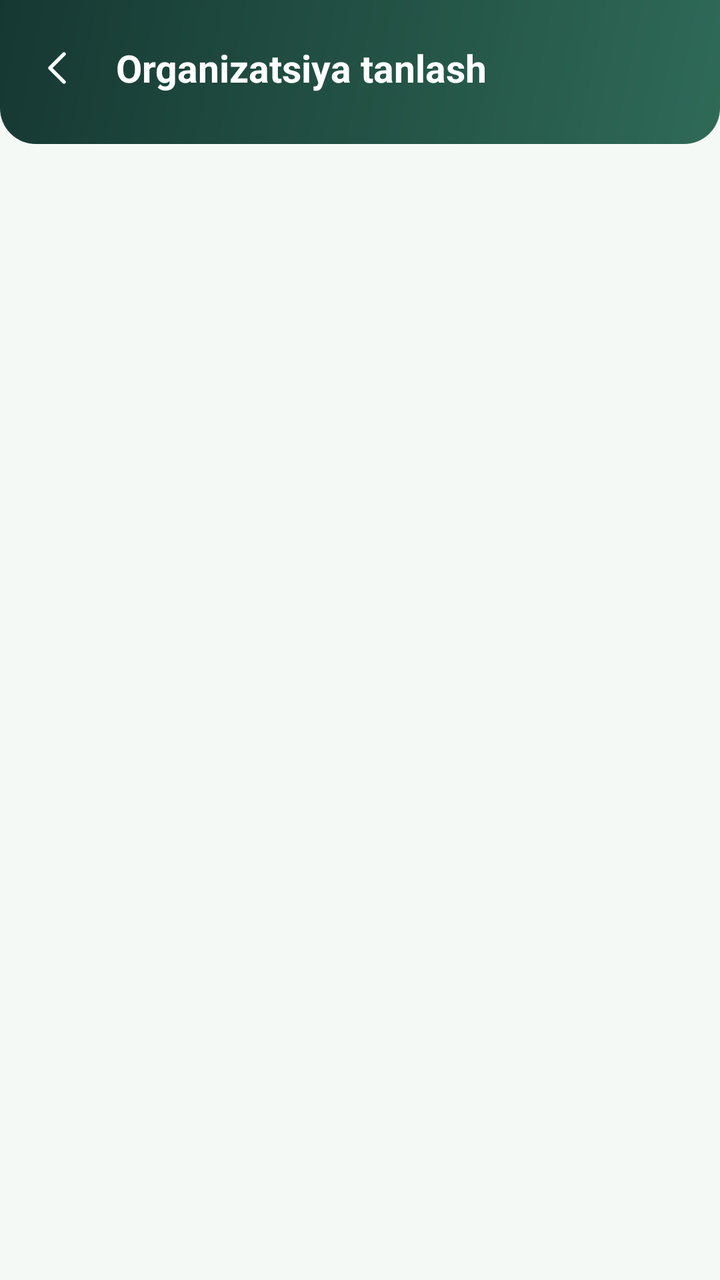
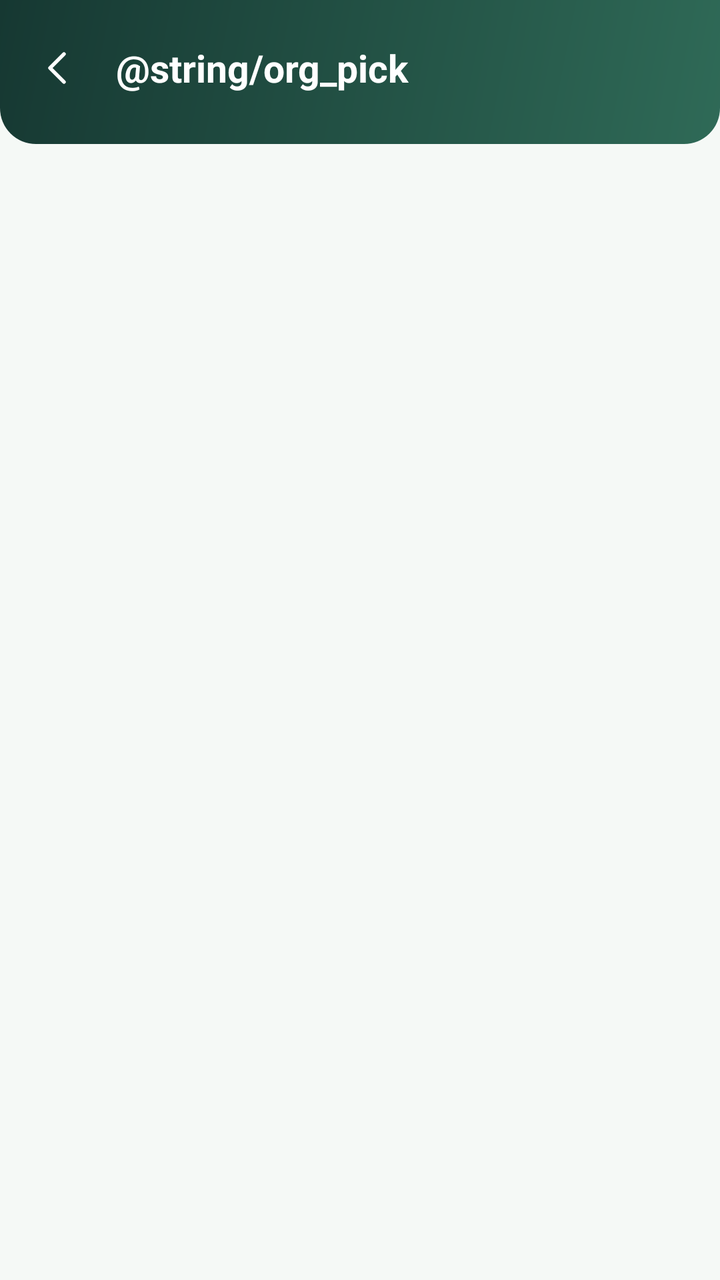

Before-and-after screenshots of an Android layout around one commit, followed by the original layout XML and the change that was made.
<!-- AndroidManifest.xml: application theme Theme.SevimliTZD -->
<!-- res/layout/activity_org_picker.xml -->
<?xml version="1.0" encoding="utf-8"?>
<LinearLayout xmlns:android="http://schemas.android.com/apk/res/android"
    xmlns:app="http://schemas.android.com/apk/res-auto"
    android:layout_width="match_parent"
    android:layout_height="match_parent"
    android:orientation="vertical"
    android:background="@color/bg_light">

    <LinearLayout
        android:layout_width="match_parent"
        android:layout_height="wrap_content"
        android:orientation="horizontal"
        android:gravity="center_vertical"
        android:background="@drawable/bg_header"
        android:paddingStart="6dp"
        android:paddingEnd="8dp"
        android:paddingTop="10dp"
        android:paddingBottom="14dp">

        <ImageView
            android:id="@+id/btnBack"
            android:layout_width="48dp"
            android:layout_height="48dp"
            android:padding="12dp"
            android:src="@drawable/j_ic_back"
            app:tint="@color/white"
            android:background="?attr/selectableItemBackgroundBorderless"
            android:contentDescription="Orqaga" />

        <LinearLayout
            android:layout_width="0dp"
            android:layout_height="wrap_content"
            android:layout_weight="1"
            android:layout_marginStart="4dp"
            android:orientation="vertical">

            <TextView
                style="@style/J.HeadTitle"
                android:text="Organizatsiya tanlash" />
        </LinearLayout>

    </LinearLayout>

    <ProgressBar
        android:id="@+id/loading"
        android:layout_width="30dp"
        android:layout_height="30dp"
        android:layout_gravity="center_horizontal"
        android:layout_margin="12dp"
        android:indeterminateTint="@color/brand"
        android:visibility="gone" />

    <ScrollView
        android:layout_width="match_parent"
        android:layout_height="0dp"
        android:layout_weight="1"
        android:overScrollMode="never">

        <LinearLayout
            android:id="@+id/list"
            android:layout_width="match_parent"
            android:layout_height="wrap_content"
            android:orientation="vertical"
            android:paddingStart="14dp"
            android:paddingEnd="14dp"
            android:paddingBottom="14dp" />
    </ScrollView>
</LinearLayout>
<!-- resources referenced by this layout -->
<resources>
  <color name="bg_light">#F5F9F6</color>
  <color name="brand">#235347</color>
  <color name="white">#FFFFFF</color>
  <!-- drawable bg_header (drawable) -->
  <?xml version="1.0" encoding="utf-8"?>
  <shape xmlns:android="http://schemas.android.com/apk/res/android"
      android:shape="rectangle">
      <gradient
          android:angle="135"
          android:startColor="@color/brand_soft"
          android:endColor="@color/brand_dark" />
      <corners
          android:bottomLeftRadius="18dp"
          android:bottomRightRadius="18dp" />
  </shape>
  <!-- drawable j_ic_back (drawable) -->
  <vector xmlns:android="http://schemas.android.com/apk/res/android"
      android:width="24dp" android:height="24dp"
      android:viewportWidth="24" android:viewportHeight="24"
      android:tint="@color/brand">
      <path android:pathData="M14,5 L7,12 L14,19" android:strokeColor="#FF000000" android:strokeWidth="1.8" android:strokeLineCap="round" android:strokeLineJoin="round" android:fillColor="#00000000"/>
  </vector>
  <style name="J.HeadTitle" parent="">
          <item name="android:layout_width">wrap_content</item>
          <item name="android:layout_height">wrap_content</item>
          <item name="android:textSize">19sp</item>
          <item name="android:textStyle">bold</item>
          <item name="android:textColor">@color/white</item>
      </style>
  <style name="Theme.SevimliTZD" parent="Theme.Material3.Light.NoActionBar">
          <item name="colorPrimary">@color/brand</item>
          <item name="colorOnPrimary">@color/white</item>
          <item name="android:statusBarColor">@color/brand_dark</item>
          <item name="android:windowBackground">@color/bg_light</item>
          
          <item name="android:alertDialogTheme">@style/JamlovDialog</item>
      </style>
  <color name="brand_soft">#2F6A57</color>
  <color name="brand_dark">#163832</color>
  <style name="JamlovDialog" parent="android:Theme.Material.Light.Dialog.Alert">
          <item name="android:windowBackground">@drawable/j_dialog_bg</item>
          <item name="android:colorAccent">@color/brand</item>
          <item name="android:textColorPrimary">@color/text_dark</item>
          <item name="android:textColorSecondary">@color/text_dark</item>
          <item name="android:windowTitleStyle">@style/JamlovDialogTitle</item>
          <item name="android:buttonBarPositiveButtonStyle">@style/JamlovDialogBtn</item>
          <item name="android:buttonBarNegativeButtonStyle">@style/JamlovDialogBtn</item>
          <item name="android:buttonBarNeutralButtonStyle">@style/JamlovDialogBtn</item>
          
          <item name="android:windowMinWidthMajor">88%</item>
          <item name="android:windowMinWidthMinor">92%</item>
      </style>
  <!-- drawable j_dialog_bg (drawable) -->
  <?xml version="1.0" encoding="utf-8"?>
  <shape xmlns:android="http://schemas.android.com/apk/res/android" android:shape="rectangle">
      <solid android:color="@color/white"/>
      <corners android:radius="20dp"/>
  </shape>
  <color name="text_dark">#051F20</color>
  <style name="JamlovDialogTitle" parent="android:TextAppearance.Material.DialogWindowTitle">
          <item name="android:textSize">19sp</item>
          <item name="android:textStyle">bold</item>
          <item name="android:textColor">@color/text_dark</item>
      </style>
  <style name="JamlovDialogBtn" parent="android:Widget.Material.Button.Borderless.Colored">
          <item name="android:textColor">@color/brand</item>
          <item name="android:textSize">16sp</item>
          <item name="android:textStyle">bold</item>
          <item name="android:textAllCaps">false</item>
          <item name="android:minHeight">52dp</item>
          <item name="android:minWidth">92dp</item>
      </style>
</resources>

<!-- the commit's change to res/layout/activity_org_picker.xml (unified diff, before → after) -->
@@ -25,7 +25,7 @@
             android:src="@drawable/j_ic_back"
             app:tint="@color/white"
             android:background="?attr/selectableItemBackgroundBorderless"
-            android:contentDescription="Orqaga" />
+            android:contentDescription="@string/back" />
 
         <LinearLayout
             android:layout_width="0dp"
@@ -36,7 +36,7 @@
 
             <TextView
                 style="@style/J.HeadTitle"
-                android:text="Organizatsiya tanlash" />
+                android:text="@string/org_pick" />
         </LinearLayout>
 
     </LinearLayout>
<!-- resource entries referenced after the edit -->
@@ -22,6 +22,8 @@
       android:tint="@color/brand">
       <path android:pathData="M14,5 L7,12 L14,19" android:strokeColor="#FF000000" android:strokeWidth="1.8" android:strokeLineCap="round" android:strokeLineJoin="round" android:fillColor="#00000000"/>
   </vector>
+  <string name="back">Orqaga</string>
+  <string name="org_pick">Tashkilot tanlash</string>
   <style name="J.HeadTitle" parent="">
           <item name="android:layout_width">wrap_content</item>
           <item name="android:layout_height">wrap_content</item>
